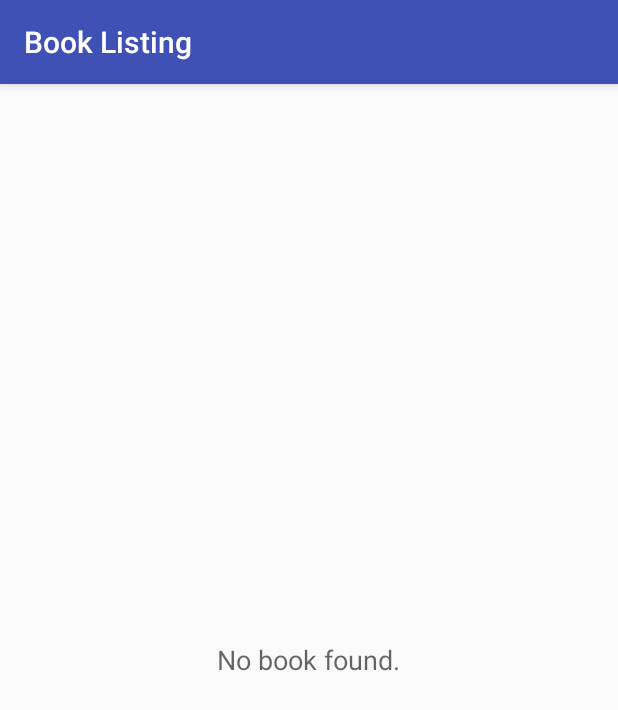
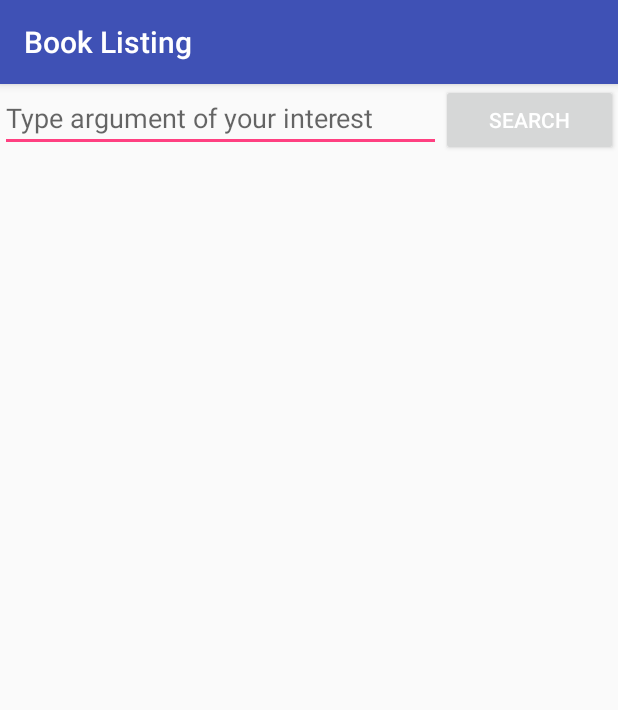
Before and after one commit to ganesh986/BookListingApp, an Android app: the screen it shows after launch (BookListActivity), on a phone screen of 412 x 824 dp. Shown: the top 710 px of the screen. Run offline under Robolectric (Android 15) with nearby library versions, the phone set to English and light mode, and no system bars; libraries missing offline, so code that uses them is left out: it.sephiroth.android; pictures from the network do not load.

Commit message:
added query

```diff
--- a/app/src/main/java/com/example/android/booklistingapp/BookListActivity.java
+++ b/app/src/main/java/com/example/android/booklistingapp/BookListActivity.java
@@ -4,15 +4,22 @@ import android.app.LoaderManager;
 import android.content.Context;
 import android.content.Intent;
 import android.content.Loader;
+import android.content.SharedPreferences;
 import android.net.ConnectivityManager;
 import android.net.NetworkInfo;
 import android.net.Uri;
 import android.os.Bundle;
+import android.preference.PreferenceManager;
 import android.support.v7.app.AppCompatActivity;
 import android.view.View;
+import android.view.WindowManager;
+import android.view.inputmethod.InputMethodManager;
 import android.webkit.URLUtil;
 import android.widget.AdapterView;
+import android.widget.Button;
+import android.widget.EditText;
 import android.widget.ListView;
+import android.widget.ProgressBar;
 import android.widget.TextView;
 import android.widget.Toast;
 
@@ -21,25 +28,14 @@ import java.util.List;
 
 public class BookListActivity extends AppCompatActivity implements LoaderManager.LoaderCallbacks<List<BookList>> {
 
-    private static final String LOG_TAG = BookListActivity.class.getName();
-
-    /**
-     * URL for earthquake data from the google API dataset
-     */
-    private static final String GOOGLE_API_URL =
-            "https://www.googleapis.com/books/v1/volumes?q=android&maxResults=20";
-
-    /**
-     * Constant value for the book loader ID. We can choose any integer.
-     * This really only comes into play if you're using multiple loaders.
-     */
-    private static final int BOOK_LOADER_ID = 1;
-
-    /**
-     * Adapter for the list of book
-     */
-    private BookListAdapter mAdapter;
-
+    private final int LOADER_ID = 1;
+    private final String BOOK_API_URL = "https://www.googleapis.com/books/v1/volumes";
+    LoaderManager loaderManager;
+    Button search;
+    ListView listView;
+    EditText searchEdiText;
+    ProgressBar progressBar;
+    private BookListAdapter bookDataAdapter;
     /**
      * TextView that is displayed when the list is empty
      */
@@ -50,32 +46,47 @@ public class BookListActivity extends AppCompatActivity implements LoaderManager
         super.onCreate(savedInstanceState);
         setContentView(R.layout.activity_main);
 
-        // Find a reference to the {@link ListView} in the layout
-        ListView earthquakeListView = (ListView) findViewById(R.id.list);
+        getWindow().setSoftInputMode(
+                WindowManager.LayoutParams.SOFT_INPUT_STATE_ALWAYS_HIDDEN
+        );
+
+        listView = (ListView) findViewById(R.id.list);
+        search = (Button) findViewById(R.id.search_button);
+        searchEdiText = (EditText) findViewById(R.id.search_edtx);
+        progressBar = (ProgressBar) findViewById(R.id.loading_indicator);
+
+        progressBar.setVisibility(View.GONE);
+
+        loaderManager = getLoaderManager();
+        loaderManager.initLoader(LOADER_ID, null, BookListActivity.this);
 
         mEmptyStateTextView = (TextView) findViewById(R.id.empty_view);
-        earthquakeListView.setEmptyView(mEmptyStateTextView);
+        listView.setEmptyView(mEmptyStateTextView);
 
-        // Create a new adapter that takes an empty list of earthquakes as input
-        mAdapter = new BookListAdapter(this, new ArrayList<BookList>());
+        search.setOnClickListener(new View.OnClickListener() {
+            @Override
+            public void onClick(View v) {
 
-        // Set the adapter on the {@link ListView}
-        // so the list can be populated in the user interface
-        earthquakeListView.setAdapter(mAdapter);
+                hideKeyBoard();
+
+                bookDataAdapter.clear();
+                loaderManager.restartLoader(LOADER_ID, null, BookListActivity.this);
+            }
+        });
 
         // Set an item click listener on the ListView, which sends an intent to a web browser
         // to open a website with more information about the selected earthquake.
-        earthquakeListView.setOnItemClickListener(new AdapterView.OnItemClickListener() {
+        listView.setOnItemClickListener(new AdapterView.OnItemClickListener() {
             @Override
             public void onItemClick(AdapterView<?> adapterView, View view, int position, long l) {
-                // Find the current earthquake that was clicked on
-                BookList currentEarthquake = mAdapter.getItem(position);
+                // Find the current book that was clicked on
+                BookList currentBook = bookDataAdapter.getItem(position);
 
                 // Convert the String URL into a URI object (to pass into the Intent constructor)
-                Uri earthquakeUri = Uri.parse(currentEarthquake.getUrl());
-                if (URLUtil.isValidUrl(String.valueOf(earthquakeUri))) {
+                Uri bookUri = Uri.parse(currentBook.getUrl());
+                if (URLUtil.isValidUrl(String.valueOf(bookUri))) {
                     // Create a new intent to view the earthquake URI
-                    Intent websiteIntent = new Intent(Intent.ACTION_VIEW, earthquakeUri);
+                    Intent websiteIntent = new Intent(Intent.ACTION_VIEW, bookUri);
 
                     // Send the intent to launch a new activity
                     startActivity(websiteIntent);
@@ -101,7 +112,7 @@ public class BookListActivity extends AppCompatActivity implements LoaderManager
             // Initialize the loader. Pass in the int ID constant defined above and pass in null for
             // the bundle. Pass in this activity for the LoaderCallbacks parameter (which is valid
             // because this activity implements the LoaderCallbacks interface).
-            loaderManager.initLoader(BOOK_LOADER_ID, null, this);
+            loaderManager.initLoader(LOADER_ID, null, this);
         } else {
             // Otherwise, display error
             // First, hide loading indicator so error message will be visible
@@ -114,33 +125,49 @@ public class BookListActivity extends AppCompatActivity implements LoaderManager
     }
 
     @Override
-    public Loader<List<BookList>> onCreateLoader(int i, Bundle bundle) {
-        // Create a new loader for the given URL
-        return new BookListLoader(this, GOOGLE_API_URL);
+    public Loader<List<BookList>> onCreateLoader(int id, Bundle args) {
+
+        Uri baseUri = Uri.parse(BOOK_API_URL);
+        Uri.Builder uriBuilder = baseUri.buildUpon();
+
+        String bookName = searchEdiText.getText().toString();
+
+        SharedPreferences sharedPrefs = PreferenceManager.getDefaultSharedPreferences(this);
+        String maxResult = "40";
+
+        uriBuilder.appendQueryParameter("q", bookName);
+        uriBuilder.appendQueryParameter("maxResults", maxResult);
+
+        progressBar.setVisibility(View.VISIBLE);
+
+        return new BookListLoader(this, uriBuilder.toString());
     }
 
+
     @Override
-    public void onLoadFinished(Loader<List<BookList>> loader, List<BookList> book) {
-        // Hide loading indicator because the data has been loaded
-        View loadingIndicator = findViewById(R.id.loading_indicator);
-        loadingIndicator.setVisibility(View.GONE);
+    public void onLoadFinished(Loader<List<BookList>> loader, List<BookList> data) {
 
-        // Set empty state text to display "No book found."
-        mEmptyStateTextView.setText(R.string.no_book);
+        bookDataAdapter = new BookListAdapter(this, data);
+        listView.setAdapter(bookDataAdapter);
 
-        // Clear the adapter of previous earthquake data
-        mAdapter.clear();
+        progressBar.setVisibility(View.GONE);
+    }
 
-        // If there is a valid list of {@link Booklist}s, then add them to the adapter's
-        // data set. This will trigger the ListView to update.
-        if (book != null && !book.isEmpty()) {
-            mAdapter.addAll(book);
-        }
-    }
 
     @Override
     public void onLoaderReset(Loader<List<BookList>> loader) {
-        // Loader reset, so we can clear out our existing data.
-        mAdapter.clear();
+        bookDataAdapter = new BookListAdapter(this, new ArrayList<BookList>() {
+        });
+
     }
+
+
+    private void hideKeyBoard() {
+        InputMethodManager inputManager = (InputMethodManager)
+                getSystemService(Context.INPUT_METHOD_SERVICE);
+
+        inputManager.hideSoftInputFromWindow(getCurrentFocus().getWindowToken(),
+                InputMethodManager.HIDE_NOT_ALWAYS);
+    }
+
 }
--- a/app/src/main/java/com/example/android/booklistingapp/BookListLoader.java
+++ b/app/src/main/java/com/example/android/booklistingapp/BookListLoader.java
@@ -3,29 +3,36 @@ package com.example.android.booklistingapp;
 import android.content.AsyncTaskLoader;
 import android.content.Context;
 
+import java.io.BufferedReader;
+import java.io.IOException;
+import java.io.InputStreamReader;
+import java.net.HttpURLConnection;
+import java.net.MalformedURLException;
+import java.net.ProtocolException;
+import java.net.URL;
+import java.util.ArrayList;
 import java.util.List;
 
 public class BookListLoader extends AsyncTaskLoader<List<BookList>> {
-    /** Tag for log messages */
+    /**
+     * Tag for log messages
+     */
     private static final String LOG_TAG = BookListLoader.class.getName();
 
-    /** Query URL */
+    /**
+     * Query URL
+     */
     private String mUrl;
 
     /**
      * Constructs a new {@link BookListLoader}.
      *
      * @param context of the activity
-     * @param url to load data from
+     * @param url     to load data from
      */
     public BookListLoader(Context context, String url) {
         super(context);
         mUrl = url;
-    }
-
-    @Override
-    protected void onStartLoading() {
-        forceLoad();
     }
 
     /**
@@ -33,12 +40,40 @@ public class BookListLoader extends AsyncTaskLoader<List<BookList>> {
      */
     @Override
     public List<BookList> loadInBackground() {
-        if (mUrl == null) {
-            return null;
+
+        List<BookList> books = new ArrayList<>();
+
+        try {
+            //making url
+            URL obj = new URL(mUrl);
+            HttpURLConnection con = (HttpURLConnection) obj.openConnection();
+            con.setRequestMethod("GET");
+
+            BufferedReader in = new BufferedReader(new InputStreamReader(con.getInputStream()));
+            String inputLine;
+            StringBuilder response = new StringBuilder();
+
+            //reading and adding to stringBuilder
+            while ((inputLine = in.readLine()) != null) {
+                response.append(inputLine);
+            }
+            in.close();
+
+            // Perform the network request, parse the response, and extract a list of earthquakes.
+            List<BookList> book = QueryUtils.fetchBookListData(mUrl);
+            return book;
+        } catch (ProtocolException e) {
+            e.printStackTrace();
+        } catch (MalformedURLException e) {
+            e.printStackTrace();
+        } catch (IOException e) {
+            e.printStackTrace();
         }
+        return books;
+    }
 
-        // Perform the network request, parse the response, and extract a list of earthquakes.
-        List<BookList> book = QueryUtils.fetchBookListData(mUrl);
-        return book;
+    @Override
+    protected void onStartLoading() {
+        forceLoad();
     }
 }
--- a/app/src/main/res/layout/activity_main.xml
+++ b/app/src/main/res/layout/activity_main.xml
@@ -6,26 +6,50 @@
     android:layout_height="match_parent"
     tools:context="com.example.android.booklistingapp.BookListActivity">
 
+    <LinearLayout
+        android:id="@+id/linearLayout"
+        android:layout_width="match_parent"
+        android:layout_height="wrap_content"
+        android:orientation="horizontal">
+
+        <android.support.v7.widget.AppCompatEditText
+            android:id="@+id/search_edtx"
+            android:layout_width="0dp"
+            android:layout_height="wrap_content"
+            android:layout_weight="5"
+            android:hint="@string/HINT" />
+
+        <android.support.v7.widget.AppCompatButton
+            android:id="@+id/search_button"
+            android:layout_width="0dp"
+            android:layout_height="wrap_content"
+            android:layout_weight="2"
+            android:text="@string/SearchButton"
+            android:textAllCaps="true"
+            android:textColor="@android:color/white" />
+
+    </LinearLayout>
+
     <ListView
         android:id="@+id/list"
-        android:orientation="vertical"
         android:layout_width="match_parent"
-        android:layout_height="match_parent"/>
+        android:layout_height="wrap_content"
+        android:layout_below="@+id/linearLayout"
+        android:orientation="vertical" />
 
-    <!-- Empty view is only visible when the list has no items. -->
     <TextView
         android:id="@+id/empty_view"
         android:layout_width="wrap_content"
         android:layout_height="wrap_content"
         android:layout_centerInParent="true"
-        android:textAppearance="?android:textAppearanceMedium"/>
+        android:textAppearance="?android:textAppearanceMedium"
+        android:visibility="invisible" />
 
-    <!-- Loading indicator is only shown before the first load -->
     <ProgressBar
         android:id="@+id/loading_indicator"
         style="@style/Widget.AppCompat.ProgressBar"
         android:layout_width="wrap_content"
         android:layout_height="wrap_content"
-        android:layout_centerInParent="true"/>
+        android:layout_centerInParent="true" />
 
 </RelativeLayout>
--- a/app/src/main/res/values/strings.xml
+++ b/app/src/main/res/values/strings.xml
@@ -15,4 +15,7 @@
     <string name="editor">Editore generale</string>
 
     <string name="not_available">Not available yet for online buying!</string>
+    <string name="SearchButton">SEARCH</string>Search ypur book
+    <string name="HINT">Type argument of your interest</string>
+    <string name="nothing"></string>
 </resources>
```
Also changed, not shown: app/src/main/java/com/example/android/booklistingapp/BookListAdapter.java (+4 -9 lines), app/src/main/java/com/example/android/booklistingapp/QueryUtils.java (+8 -4 lines), app/src/main/res/drawable-hdpi/no_image_available.png (added), app/src/main/res/drawable-mdpi/no_image_available.png (added), app/src/main/res/drawable-xhdpi/no_image_available.png (added), app/src/main/res/drawable-xxhdpi/no_image_available.png (added), app/src/main/res/drawable-xxxhdpi/no_image_available.png (added).
